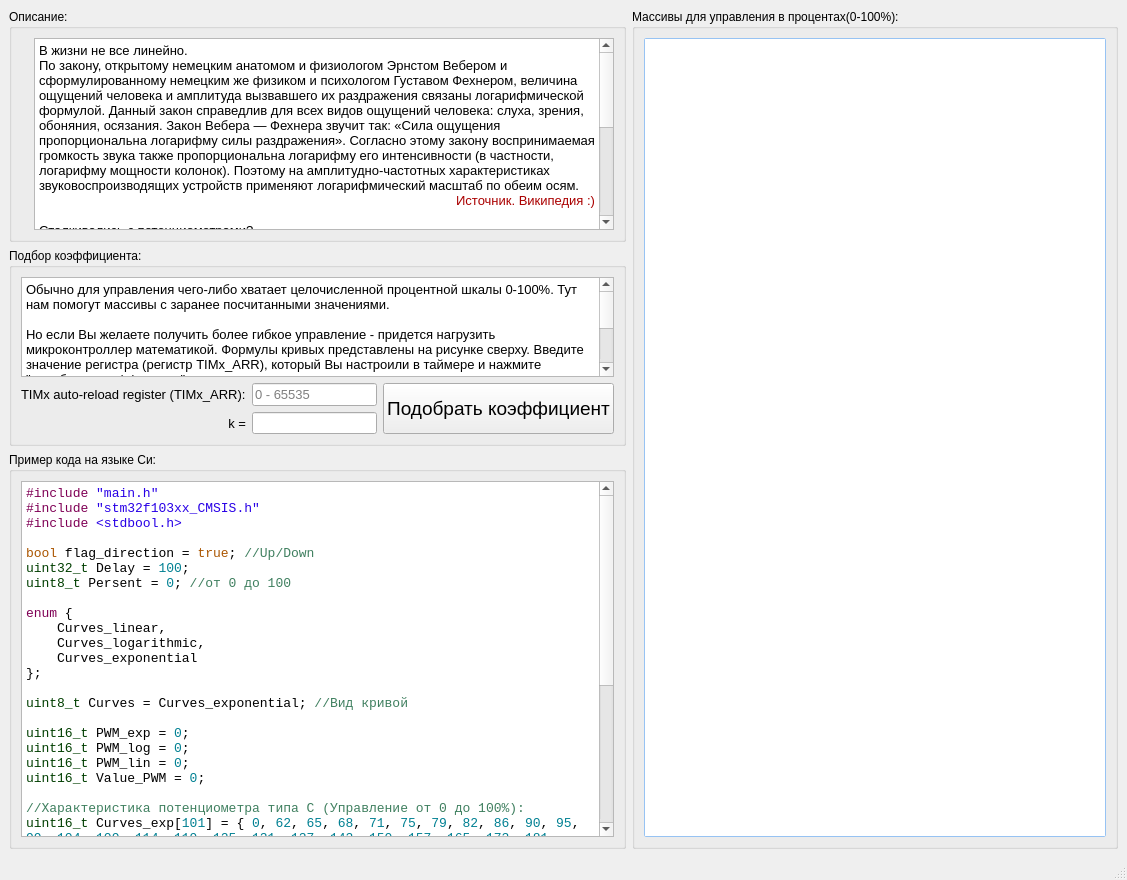
This is curves_for_pwm.ui in Solderingironspb/CRC-Calculator-by-Solderingiron as Qt 5 draws it before an edit. The edited form follows.
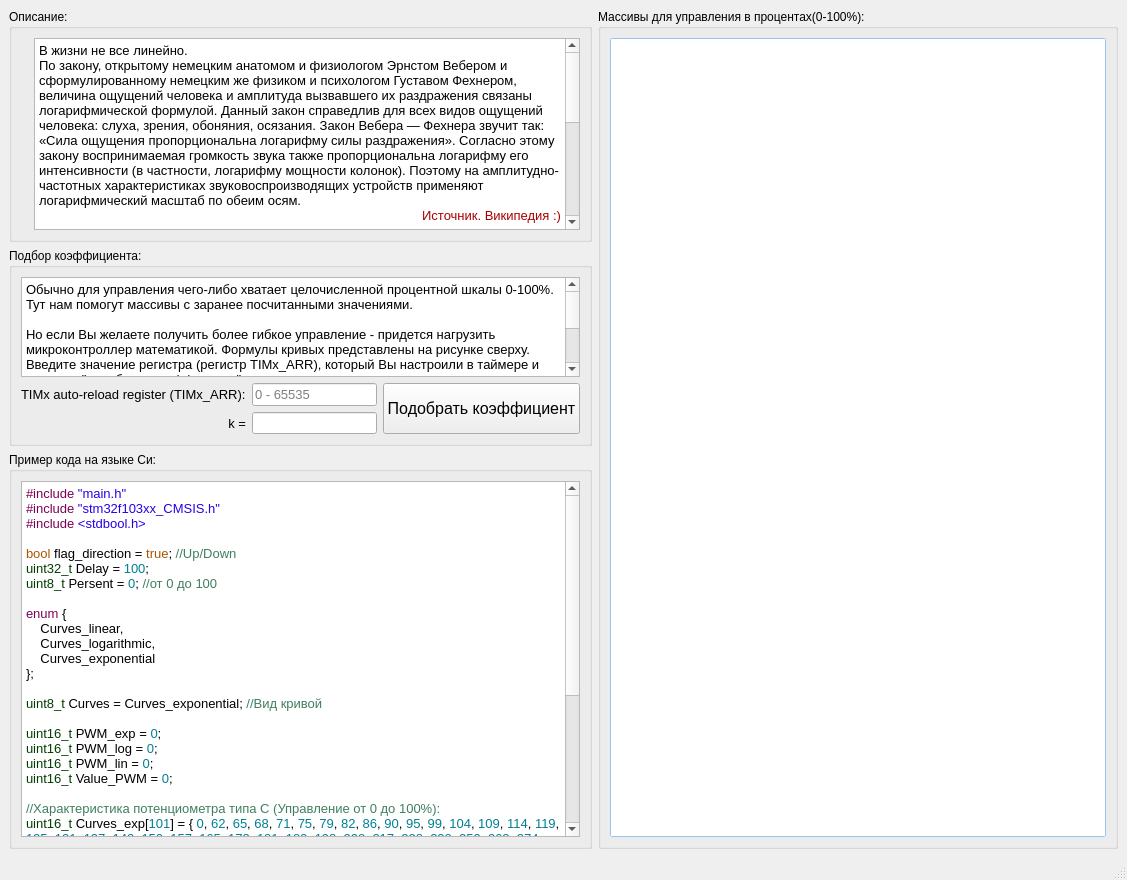
This is the edited form. Icons and pictures are not drawn.

```diff
--- a/curves_for_pwm.ui
+++ b/curves_for_pwm.ui
@@ -58,20 +58,20 @@
              </property>
              <property name="html">
               <string>&lt;!DOCTYPE HTML PUBLIC &quot;-//W3C//DTD HTML 4.0//EN&quot; &quot;http://www.w3.org/TR/REC-html40/strict.dtd&quot;&gt;
-&lt;html&gt;&lt;head&gt;&lt;meta name=&quot;qrichtext&quot; content=&quot;1&quot; /&gt;&lt;style type=&quot;text/css&quot;&gt;
+&lt;html&gt;&lt;head&gt;&lt;meta name=&quot;qrichtext&quot; content=&quot;1&quot; /&gt;&lt;meta charset=&quot;utf-8&quot; /&gt;&lt;style type=&quot;text/css&quot;&gt;
 p, li { white-space: pre-wrap; }
-&lt;/style&gt;&lt;/head&gt;&lt;body style=&quot; font-family:'MS Shell Dlg 2'; font-size:8.25pt; font-weight:400; font-style:normal;&quot;&gt;
-&lt;p style=&quot; margin-top:0px; margin-bottom:0px; margin-left:0px; margin-right:0px; -qt-block-indent:0; text-indent:0px;&quot;&gt;&lt;span style=&quot; font-size:10pt;&quot;&gt;В жизни не все линейно.&lt;/span&gt;&lt;/p&gt;
-&lt;p style=&quot; margin-top:0px; margin-bottom:0px; margin-left:0px; margin-right:0px; -qt-block-indent:0; text-indent:0px;&quot;&gt;&lt;span style=&quot; font-size:10pt;&quot;&gt;По закону, открытому немецким анатомом и физиологом Эрнстом Вебером и сформулированному немецким же физиком и психологом Густавом Фехнером, величина ощущений человека и амплитуда вызвавшего их раздражения связаны логарифмической формулой. Данный закон справедлив для всех видов ощущений человека: слуха, зрения, обоняния, осязания. Закон Вебера — Фехнера звучит так: «Сила ощущения пропорциональна логарифму силы раздражения». Согласно этому закону воспринимаемая громкость звука также пропорциональна логарифму его интенсивности (в частности, логарифму мощности колонок). Поэтому на амплитудно-частотных характеристиках звуковоспроизводящих устройств применяют логарифмический масштаб по обеим осям.&lt;/span&gt;&lt;/p&gt;
-&lt;p align=&quot;right&quot; style=&quot; margin-top:0px; margin-bottom:0px; margin-left:0px; margin-right:0px; -qt-block-indent:0; text-indent:0px;&quot;&gt;&lt;span style=&quot; font-size:10pt; color:#aa0000;&quot;&gt;Источник. Википедия :)&lt;/span&gt;&lt;/p&gt;
-&lt;p style=&quot;-qt-paragraph-type:empty; margin-top:0px; margin-bottom:0px; margin-left:0px; margin-right:0px; -qt-block-indent:0; text-indent:0px; font-size:10pt; color:#aa0000;&quot;&gt;&lt;br /&gt;&lt;/p&gt;
-&lt;p style=&quot; margin-top:0px; margin-bottom:0px; margin-left:0px; margin-right:0px; -qt-block-indent:0; text-indent:0px;&quot;&gt;&lt;span style=&quot; font-size:10pt;&quot;&gt;Сталкивались с потенциометрами?&lt;/span&gt;&lt;/p&gt;
-&lt;p style=&quot; margin-top:0px; margin-bottom:0px; margin-left:0px; margin-right:0px; -qt-block-indent:0; text-indent:0px;&quot;&gt;&lt;span style=&quot; font-size:10pt;&quot;&gt;Есть три вида потенциометров, систематизированные по характеру изменения сопротивления:&lt;/span&gt;&lt;/p&gt;
-&lt;p style=&quot; margin-top:0px; margin-bottom:0px; margin-left:0px; margin-right:0px; -qt-block-indent:0; text-indent:0px;&quot;&gt;&lt;span style=&quot; font-size:10pt;&quot;&gt;- Линейные потенциометры, которые обозначаются буквой A. Сопротивление изменяется прямо пропорционально углу поворота скользящего контакта.&lt;/span&gt;&lt;/p&gt;
-&lt;p style=&quot; margin-top:0px; margin-bottom:0px; margin-left:0px; margin-right:0px; -qt-block-indent:0; text-indent:0px;&quot;&gt;&lt;span style=&quot; font-size:10pt;&quot;&gt;- Логарифмические потенциометры, обозначаемые буквой B. Сначала сопротивление изменяется быстро, а затем происходит медленнее.&lt;/span&gt;&lt;/p&gt;
-&lt;p style=&quot; margin-top:0px; margin-bottom:0px; margin-left:0px; margin-right:0px; -qt-block-indent:0; text-indent:0px;&quot;&gt;&lt;span style=&quot; font-size:10pt;&quot;&gt;- Экспоненциальные потенциометры (изменение сопротивления по экспоненте), которые обычно обозначаются буквой C. Сначала сопротивление изменяется медленно, а затем становится быстрее, в отличие от логарифмических потенциометров.&lt;/span&gt;&lt;/p&gt;
-&lt;p style=&quot; margin-top:0px; margin-bottom:0px; margin-left:0px; margin-right:0px; -qt-block-indent:0; text-indent:0px;&quot;&gt;&lt;span style=&quot; font-size:10pt;&quot;&gt;Важно обратить внимание на тот факт, что потенциометры не всегда обозначаются буквами A, B или C. Обозначения зависят от производителей самих потенциометров, именно поэтому необходимо внимательно читать описание к каждому конкретному экземпляру.&lt;/span&gt;&lt;/p&gt;
-&lt;p style=&quot;-qt-paragraph-type:empty; margin-top:0px; margin-bottom:0px; margin-left:0px; margin-right:0px; -qt-block-indent:0; text-indent:0px; font-size:10pt;&quot;&gt;&lt;br /&gt;&lt;/p&gt;&lt;/body&gt;&lt;/html&gt;</string>
+&lt;/style&gt;&lt;/head&gt;&lt;body style=&quot; font-family:'Segoe UI'; font-size:9pt; font-weight:400; font-style:normal;&quot;&gt;
+&lt;p style=&quot; margin-top:0px; margin-bottom:0px; margin-left:0px; margin-right:0px; -qt-block-indent:0; text-indent:0px;&quot;&gt;&lt;span style=&quot; font-family:'MS Shell Dlg 2'; font-size:10pt;&quot;&gt;В жизни не все линейно.&lt;/span&gt;&lt;/p&gt;
+&lt;p style=&quot; margin-top:0px; margin-bottom:0px; margin-left:0px; margin-right:0px; -qt-block-indent:0; text-indent:0px;&quot;&gt;&lt;span style=&quot; font-family:'MS Shell Dlg 2'; font-size:10pt;&quot;&gt;По закону, открытому немецким анатомом и физиологом Эрнстом Вебером и сформулированному немецким же физиком и психологом Густавом Фехнером, величина ощущений человека и амплитуда вызвавшего их раздражения связаны логарифмической формулой. Данный закон справедлив для всех видов ощущений человека: слуха, зрения, обоняния, осязания. Закон Вебера — Фехнера звучит так: «Сила ощущения пропорциональна логарифму силы раздражения». Согласно этому закону воспринимаемая громкость звука также пропорциональна логарифму его интенсивности (в частности, логарифму мощности колонок). Поэтому на амплитудно-частотных характеристиках звуковоспроизводящих устройств применяют логарифмический масштаб по обеим осям.&lt;/span&gt;&lt;/p&gt;
+&lt;p align=&quot;right&quot; style=&quot; margin-top:0px; margin-bottom:0px; margin-left:0px; margin-right:0px; -qt-block-indent:0; text-indent:0px;&quot;&gt;&lt;span style=&quot; font-family:'MS Shell Dlg 2'; font-size:10pt; color:#aa0000;&quot;&gt;Источник. Википедия :)&lt;/span&gt;&lt;/p&gt;
+&lt;p style=&quot;-qt-paragraph-type:empty; margin-top:0px; margin-bottom:0px; margin-left:0px; margin-right:0px; -qt-block-indent:0; text-indent:0px; font-family:'MS Shell Dlg 2'; font-size:10pt; color:#aa0000;&quot;&gt;&lt;br /&gt;&lt;/p&gt;
+&lt;p style=&quot; margin-top:0px; margin-bottom:0px; margin-left:0px; margin-right:0px; -qt-block-indent:0; text-indent:0px;&quot;&gt;&lt;span style=&quot; font-family:'MS Shell Dlg 2'; font-size:10pt;&quot;&gt;Сталкивались с потенциометрами?&lt;/span&gt;&lt;/p&gt;
+&lt;p style=&quot; margin-top:0px; margin-bottom:0px; margin-left:0px; margin-right:0px; -qt-block-indent:0; text-indent:0px;&quot;&gt;&lt;span style=&quot; font-family:'MS Shell Dlg 2'; font-size:10pt;&quot;&gt;Есть три вида потенциометров, систематизированные по характеру изменения сопротивления:&lt;/span&gt;&lt;/p&gt;
+&lt;p style=&quot; margin-top:0px; margin-bottom:0px; margin-left:0px; margin-right:0px; -qt-block-indent:0; text-indent:0px;&quot;&gt;&lt;span style=&quot; font-family:'MS Shell Dlg 2'; font-size:10pt;&quot;&gt;- Линейные потенциометры, которые обозначаются буквой A. Сопротивление изменяется прямо пропорционально углу поворота скользящего контакта.&lt;/span&gt;&lt;/p&gt;
+&lt;p style=&quot; margin-top:0px; margin-bottom:0px; margin-left:0px; margin-right:0px; -qt-block-indent:0; text-indent:0px;&quot;&gt;&lt;span style=&quot; font-family:'MS Shell Dlg 2'; font-size:10pt;&quot;&gt;- Логарифмические потенциометры, обозначаемые буквой B. Сначала сопротивление изменяется быстро, а затем происходит медленнее.&lt;/span&gt;&lt;/p&gt;
+&lt;p style=&quot; margin-top:0px; margin-bottom:0px; margin-left:0px; margin-right:0px; -qt-block-indent:0; text-indent:0px;&quot;&gt;&lt;span style=&quot; font-family:'MS Shell Dlg 2'; font-size:10pt;&quot;&gt;- Экспоненциальные потенциометры (изменение сопротивления по экспоненте), которые обычно обозначаются буквой C. Сначала сопротивление изменяется медленно, а затем становится быстрее, в отличие от логарифмических потенциометров.&lt;/span&gt;&lt;/p&gt;
+&lt;p style=&quot; margin-top:0px; margin-bottom:0px; margin-left:0px; margin-right:0px; -qt-block-indent:0; text-indent:0px;&quot;&gt;&lt;span style=&quot; font-family:'MS Shell Dlg 2'; font-size:10pt;&quot;&gt;Важно обратить внимание на тот факт, что потенциометры не всегда обозначаются буквами A, B или C. Обозначения зависят от производителей самих потенциометров, именно поэтому необходимо внимательно читать описание к каждому конкретному экземпляру.&lt;/span&gt;&lt;/p&gt;
+&lt;p style=&quot;-qt-paragraph-type:empty; margin-top:0px; margin-bottom:0px; margin-left:0px; margin-right:0px; -qt-block-indent:0; text-indent:0px; font-family:'MS Shell Dlg 2'; font-size:10pt;&quot;&gt;&lt;br /&gt;&lt;/p&gt;&lt;/body&gt;&lt;/html&gt;</string>
              </property>
             </widget>
            </item>
@@ -117,14 +117,14 @@
              </property>
              <property name="html">
               <string>&lt;!DOCTYPE HTML PUBLIC &quot;-//W3C//DTD HTML 4.0//EN&quot; &quot;http://www.w3.org/TR/REC-html40/strict.dtd&quot;&gt;
-&lt;html&gt;&lt;head&gt;&lt;meta name=&quot;qrichtext&quot; content=&quot;1&quot; /&gt;&lt;style type=&quot;text/css&quot;&gt;
+&lt;html&gt;&lt;head&gt;&lt;meta name=&quot;qrichtext&quot; content=&quot;1&quot; /&gt;&lt;meta charset=&quot;utf-8&quot; /&gt;&lt;style type=&quot;text/css&quot;&gt;
 p, li { white-space: pre-wrap; }
-&lt;/style&gt;&lt;/head&gt;&lt;body style=&quot; font-family:'MS Shell Dlg 2'; font-size:10pt; font-weight:400; font-style:normal;&quot;&gt;
-&lt;p style=&quot; margin-top:0px; margin-bottom:0px; margin-left:0px; margin-right:0px; -qt-block-indent:0; text-indent:0px;&quot;&gt;Обычно для управления чего-либо хватает целочисленной процентной шкалы 0-100%. Тут нам помогут массивы с заранее посчитанными значениями.&lt;/p&gt;
-&lt;p style=&quot;-qt-paragraph-type:empty; margin-top:0px; margin-bottom:0px; margin-left:0px; margin-right:0px; -qt-block-indent:0; text-indent:0px;&quot;&gt;&lt;br /&gt;&lt;/p&gt;
-&lt;p style=&quot; margin-top:0px; margin-bottom:0px; margin-left:0px; margin-right:0px; -qt-block-indent:0; text-indent:0px;&quot;&gt;Но если Вы желаете получить более гибкое управление - придется нагрузить микроконтроллер математикой. Формулы кривых представлены на рисунке сверху. Введите значение регистра (регистр TIMx_ARR), который Вы настроили в таймере и нажмите &amp;quot;подобрать коэффициент&amp;quot;. &lt;/p&gt;
-&lt;p style=&quot;-qt-paragraph-type:empty; margin-top:0px; margin-bottom:0px; margin-left:0px; margin-right:0px; -qt-block-indent:0; text-indent:0px;&quot;&gt;&lt;br /&gt;&lt;/p&gt;
-&lt;p style=&quot; margin-top:0px; margin-bottom:0px; margin-left:0px; margin-right:0px; -qt-block-indent:0; text-indent:0px;&quot;&gt;После подбора можно рисовать кривую с данным коэффициентом. Справа появятся массивы кривых для данной размерности TIMx_ARR. Можно их использовать для формул в процентном управлениее (0-100%). Пример кода на языке Си для МК STM32F103C8T6 указан ниже.&lt;/p&gt;&lt;/body&gt;&lt;/html&gt;</string>
+&lt;/style&gt;&lt;/head&gt;&lt;body style=&quot; font-family:'Segoe UI'; font-size:10pt; font-weight:400; font-style:normal;&quot;&gt;
+&lt;p style=&quot; margin-top:0px; margin-bottom:0px; margin-left:0px; margin-right:0px; -qt-block-indent:0; text-indent:0px;&quot;&gt;&lt;span style=&quot; font-family:'MS Shell Dlg 2';&quot;&gt;Обычно для управления чего-либо хватает целочисленной процентной шкалы 0-100%. Тут нам помогут массивы с заранее посчитанными значениями.&lt;/span&gt;&lt;/p&gt;
+&lt;p style=&quot;-qt-paragraph-type:empty; margin-top:0px; margin-bottom:0px; margin-left:0px; margin-right:0px; -qt-block-indent:0; text-indent:0px; font-family:'MS Shell Dlg 2';&quot;&gt;&lt;br /&gt;&lt;/p&gt;
+&lt;p style=&quot; margin-top:0px; margin-bottom:0px; margin-left:0px; margin-right:0px; -qt-block-indent:0; text-indent:0px;&quot;&gt;&lt;span style=&quot; font-family:'MS Shell Dlg 2';&quot;&gt;Но если Вы желаете получить более гибкое управление - придется нагрузить микроконтроллер математикой. Формулы кривых представлены на рисунке сверху. Введите значение регистра (регистр TIMx_ARR), который Вы настроили в таймере и нажмите &amp;quot;подобрать коэффициент&amp;quot;. &lt;/span&gt;&lt;/p&gt;
+&lt;p style=&quot;-qt-paragraph-type:empty; margin-top:0px; margin-bottom:0px; margin-left:0px; margin-right:0px; -qt-block-indent:0; text-indent:0px; font-family:'MS Shell Dlg 2';&quot;&gt;&lt;br /&gt;&lt;/p&gt;
+&lt;p style=&quot; margin-top:0px; margin-bottom:0px; margin-left:0px; margin-right:0px; -qt-block-indent:0; text-indent:0px;&quot;&gt;&lt;span style=&quot; font-family:'MS Shell Dlg 2';&quot;&gt;После подбора можно рисовать кривую с данным коэффициентом. Справа появятся массивы кривых для данной размерности TIMx_ARR. Можно их использовать для формул в процентном управлениее (0-100%). Пример кода на языке Си для МК STM32F103C8T6 указан ниже.&lt;/span&gt;&lt;/p&gt;&lt;/body&gt;&lt;/html&gt;</string>
              </property>
             </widget>
            </item>
@@ -198,7 +198,7 @@
                </property>
                <property name="font">
                 <font>
-                 <pointsize>14</pointsize>
+                 <pointsize>12</pointsize>
                 </font>
                </property>
                <property name="text">
@@ -223,13 +223,12 @@
           <widget class="QTextEdit" name="textEdit_3">
            <property name="font">
             <font>
-             <family>Consolas</family>
              <pointsize>10</pointsize>
             </font>
            </property>
            <property name="html">
             <string>&lt;!DOCTYPE HTML PUBLIC &quot;-//W3C//DTD HTML 4.0//EN&quot; &quot;http://www.w3.org/TR/REC-html40/strict.dtd&quot;&gt;
-&lt;html&gt;&lt;head&gt;&lt;meta name=&quot;qrichtext&quot; content=&quot;1&quot; /&gt;&lt;style type=&quot;text/css&quot;&gt;
+&lt;html&gt;&lt;head&gt;&lt;meta name=&quot;qrichtext&quot; content=&quot;1&quot; /&gt;&lt;meta charset=&quot;utf-8&quot; /&gt;&lt;style type=&quot;text/css&quot;&gt;
 p, li { white-space: pre-wrap; }
 &lt;/style&gt;&lt;/head&gt;&lt;body style=&quot; font-family:'Consolas'; font-size:10pt; font-weight:400; font-style:normal;&quot;&gt;
 &lt;p style=&quot; margin-top:0px; margin-bottom:0px; margin-left:0px; margin-right:0px; -qt-block-indent:0; text-indent:0px;&quot;&gt;&lt;span style=&quot; color:#7f0055;&quot;&gt;#include&lt;/span&gt; &lt;span style=&quot; color:#2800e6;&quot;&gt;&amp;quot;main.h&amp;quot;&lt;/span&gt;&lt;/p&gt;
@@ -288,13 +287,13 @@
 &lt;p style=&quot; margin-top:0px; margin-bottom:0px; margin-left:0px; margin-right:0px; -qt-block-indent:0; text-indent:0px;&quot;&gt;        &lt;span style=&quot; color:#7f0055;&quot;&gt;if&lt;/span&gt; (flag_direction) {&lt;/p&gt;
 &lt;p style=&quot; margin-top:0px; margin-bottom:0px; margin-left:0px; margin-right:0px; -qt-block-indent:0; text-indent:0px;&quot;&gt;            Persent++;&lt;/p&gt;
 &lt;p style=&quot; margin-top:0px; margin-bottom:0px; margin-left:0px; margin-right:0px; -qt-block-indent:0; text-indent:0px;&quot;&gt;           &lt;span style=&quot; color:#7f0055;&quot;&gt; if&lt;/span&gt; (Persent &amp;gt;= &lt;span style=&quot; color:#008092;&quot;&gt;100&lt;/span&gt;) {&lt;/p&gt;
-&lt;p style=&quot; margin-top:0px; margin-bottom:0px; margin-left:0px; margin-right:0px; -qt-block-indent:0; text-indent:0px;&quot;&gt;                Persent == &lt;span style=&quot; color:#008092;&quot;&gt;100&lt;/span&gt;;&lt;/p&gt;
+&lt;p style=&quot; margin-top:0px; margin-bottom:0px; margin-left:0px; margin-right:0px; -qt-block-indent:0; text-indent:0px;&quot;&gt;                Persent = &lt;span style=&quot; color:#008092;&quot;&gt;100&lt;/span&gt;;&lt;/p&gt;
 &lt;p style=&quot; margin-top:0px; margin-bottom:0px; margin-left:0px; margin-right:0px; -qt-block-indent:0; text-indent:0px;&quot;&gt;                flag_direction = &lt;span style=&quot; color:#aa5500;&quot;&gt;false&lt;/span&gt;;&lt;/p&gt;
 &lt;p style=&quot; margin-top:0px; margin-bottom:0px; margin-left:0px; margin-right:0px; -qt-block-indent:0; text-indent:0px;&quot;&gt;            }&lt;/p&gt;
 &lt;p style=&quot; margin-top:0px; margin-bottom:0px; margin-left:0px; margin-right:0px; -qt-block-indent:0; text-indent:0px;&quot;&gt;        } &lt;span style=&quot; color:#7f0055;&quot;&gt;else&lt;/span&gt; {&lt;/p&gt;
 &lt;p style=&quot; margin-top:0px; margin-bottom:0px; margin-left:0px; margin-right:0px; -qt-block-indent:0; text-indent:0px;&quot;&gt;            Persent--;&lt;/p&gt;
 &lt;p style=&quot; margin-top:0px; margin-bottom:0px; margin-left:0px; margin-right:0px; -qt-block-indent:0; text-indent:0px;&quot;&gt;            &lt;span style=&quot; color:#7f0055;&quot;&gt;if&lt;/span&gt; (Persent &amp;lt;= &lt;span style=&quot; color:#008092;&quot;&gt;1&lt;/span&gt;) {&lt;/p&gt;
-&lt;p style=&quot; margin-top:0px; margin-bottom:0px; margin-left:0px; margin-right:0px; -qt-block-indent:0; text-indent:0px;&quot;&gt;                Persent == &lt;span style=&quot; color:#008092;&quot;&gt;1&lt;/span&gt;;&lt;/p&gt;
+&lt;p style=&quot; margin-top:0px; margin-bottom:0px; margin-left:0px; margin-right:0px; -qt-block-indent:0; text-indent:0px;&quot;&gt;                Persent = &lt;span style=&quot; color:#008092;&quot;&gt;1&lt;/span&gt;;&lt;/p&gt;
 &lt;p style=&quot; margin-top:0px; margin-bottom:0px; margin-left:0px; margin-right:0px; -qt-block-indent:0; text-indent:0px;&quot;&gt;                flag_direction = &lt;span style=&quot; color:#aa5500;&quot;&gt;true&lt;/span&gt;;&lt;/p&gt;
 &lt;p style=&quot; margin-top:0px; margin-bottom:0px; margin-left:0px; margin-right:0px; -qt-block-indent:0; text-indent:0px;&quot;&gt;            }&lt;/p&gt;
 &lt;p style=&quot; margin-top:0px; margin-bottom:0px; margin-left:0px; margin-right:0px; -qt-block-indent:0; text-indent:0px;&quot;&gt;        }&lt;/p&gt;
@@ -341,9 +340,9 @@
          </property>
          <property name="html">
           <string>&lt;!DOCTYPE HTML PUBLIC &quot;-//W3C//DTD HTML 4.0//EN&quot; &quot;http://www.w3.org/TR/REC-html40/strict.dtd&quot;&gt;
-&lt;html&gt;&lt;head&gt;&lt;meta name=&quot;qrichtext&quot; content=&quot;1&quot; /&gt;&lt;style type=&quot;text/css&quot;&gt;
+&lt;html&gt;&lt;head&gt;&lt;meta name=&quot;qrichtext&quot; content=&quot;1&quot; /&gt;&lt;meta charset=&quot;utf-8&quot; /&gt;&lt;style type=&quot;text/css&quot;&gt;
 p, li { white-space: pre-wrap; }
-&lt;/style&gt;&lt;/head&gt;&lt;body style=&quot; font-family:'MS Shell Dlg 2'; font-size:10pt; font-weight:400; font-style:normal;&quot;&gt;
+&lt;/style&gt;&lt;/head&gt;&lt;body style=&quot; font-family:'Segoe UI'; font-size:10pt; font-weight:400; font-style:normal;&quot;&gt;
 &lt;p style=&quot;-qt-paragraph-type:empty; margin-top:0px; margin-bottom:0px; margin-left:0px; margin-right:0px; -qt-block-indent:0; text-indent:0px; font-family:'Consolas UI';&quot;&gt;&lt;br /&gt;&lt;/p&gt;&lt;/body&gt;&lt;/html&gt;</string>
          </property>
         </widget>
```
Left out of the diff: 2 changed lines with no effect on the pictures.
